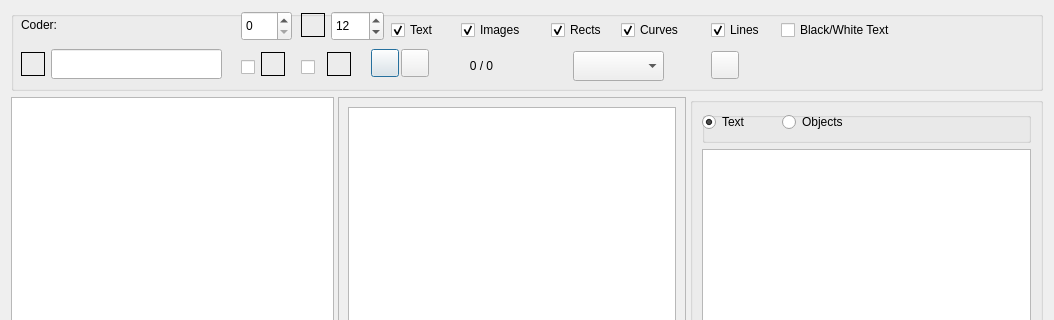
This is GUI_UIs/ui_dialog_code_pdf.ui in ccbogel/QualCoder as Qt 5 draws it before an edit; both pictures show x 0 to 1054 and y 0 to 320 of the 1054 by 699 pixel window. The edited form follows.
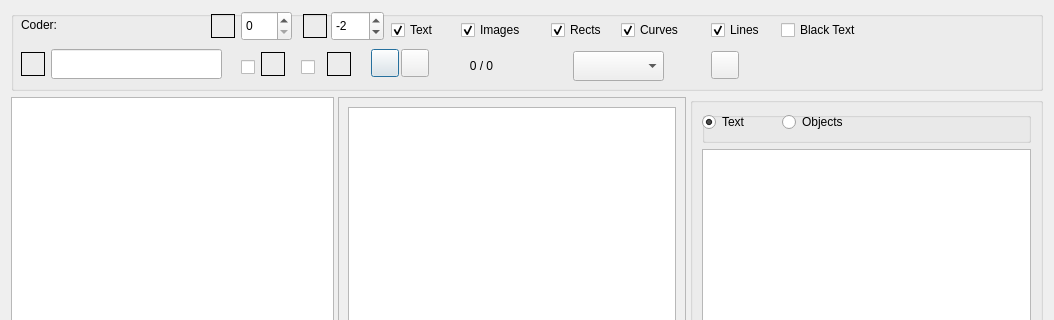
This is the edited form.

```diff
--- a/GUI_UIs/ui_dialog_code_pdf.ui
+++ b/GUI_UIs/ui_dialog_code_pdf.ui
@@ -36,7 +36,7 @@
        <rect>
         <x>10</x>
         <y>0</y>
-        <width>211</width>
+        <width>191</width>
         <height>28</height>
        </rect>
       </property>
@@ -210,35 +210,7 @@
        <bool>true</bool>
       </property>
      </widget>
-     <widget class="QLabel" name="label_font_size">
-      <property name="geometry">
-       <rect>
-        <x>290</x>
-        <y>2</y>
-        <width>24</width>
-        <height>24</height>
-       </rect>
-      </property>
-      <property name="toolTip">
-       <string>&lt;html&gt;&lt;head/&gt;&lt;body&gt;&lt;p&gt;Text font size.&lt;/p&gt;&lt;p&gt;A default size can be set in Settings.&lt;/p&gt;&lt;/body&gt;&lt;/html&gt;</string>
-      </property>
-      <property name="autoFillBackground">
-       <bool>false</bool>
-      </property>
-      <property name="frameShape">
-       <enum>QFrame::Box</enum>
-      </property>
-      <property name="text">
-       <string/>
-      </property>
-      <property name="alignment">
-       <set>Qt::AlignRight|Qt::AlignTrailing|Qt::AlignVCenter</set>
-      </property>
-      <property name="wordWrap">
-       <bool>true</bool>
-      </property>
-     </widget>
-     <widget class="QSpinBox" name="spinBox_font_size">
+     <widget class="QSpinBox" name="spinBox_font_adjuster">
       <property name="geometry">
        <rect>
         <x>320</x>
@@ -251,13 +223,13 @@
        <string>&lt;html&gt;&lt;head/&gt;&lt;body&gt;&lt;p&gt;Text font size&lt;/p&gt;&lt;/body&gt;&lt;/html&gt;</string>
       </property>
       <property name="minimum">
-       <number>6</number>
+       <number>-10</number>
       </property>
       <property name="maximum">
-       <number>32</number>
+       <number>0</number>
       </property>
       <property name="value">
-       <number>12</number>
+       <number>-2</number>
       </property>
      </widget>
      <widget class="QLabel" name="label_search_regex">
@@ -414,12 +386,12 @@
        <rect>
         <x>770</x>
         <y>6</y>
-        <width>141</width>
+        <width>111</width>
         <height>26</height>
        </rect>
       </property>
       <property name="text">
-       <string>Black/White Text</string>
+       <string>Black Text</string>
       </property>
      </widget>
      <widget class="QCheckBox" name="checkBox_text">
@@ -454,6 +426,62 @@
        <bool>true</bool>
       </property>
      </widget>
+     <widget class="QLabel" name="label_font_size">
+      <property name="geometry">
+       <rect>
+        <x>292</x>
+        <y>3</y>
+        <width>24</width>
+        <height>24</height>
+       </rect>
+      </property>
+      <property name="toolTip">
+       <string>&lt;html&gt;&lt;head/&gt;&lt;body&gt;&lt;p&gt;Pdf font size adjustment&lt;/p&gt;&lt;/body&gt;&lt;/html&gt;</string>
+      </property>
+      <property name="autoFillBackground">
+       <bool>false</bool>
+      </property>
+      <property name="frameShape">
+       <enum>QFrame::Box</enum>
+      </property>
+      <property name="text">
+       <string/>
+      </property>
+      <property name="alignment">
+       <set>Qt::AlignRight|Qt::AlignTrailing|Qt::AlignVCenter</set>
+      </property>
+      <property name="wordWrap">
+       <bool>true</bool>
+      </property>
+     </widget>
+     <widget class="QLabel" name="label_pages">
+      <property name="geometry">
+       <rect>
+        <x>200</x>
+        <y>3</y>
+        <width>24</width>
+        <height>24</height>
+       </rect>
+      </property>
+      <property name="toolTip">
+       <string>&lt;html&gt;&lt;head/&gt;&lt;body&gt;&lt;p&gt;Pages&lt;/p&gt;&lt;/body&gt;&lt;/html&gt;</string>
+      </property>
+      <property name="autoFillBackground">
+       <bool>false</bool>
+      </property>
+      <property name="frameShape">
+       <enum>QFrame::Box</enum>
+      </property>
+      <property name="text">
+       <string/>
+      </property>
+      <property name="alignment">
+       <set>Qt::AlignRight|Qt::AlignTrailing|Qt::AlignVCenter</set>
+      </property>
+      <property name="wordWrap">
+       <bool>true</bool>
+      </property>
+     </widget>
     </widget>
    </item>
    <item row="1" column="0">
```
Left out of the diff: 10 changed lines with no effect on the pictures.
